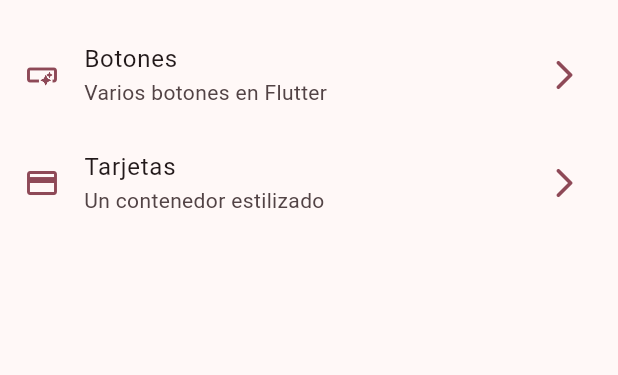
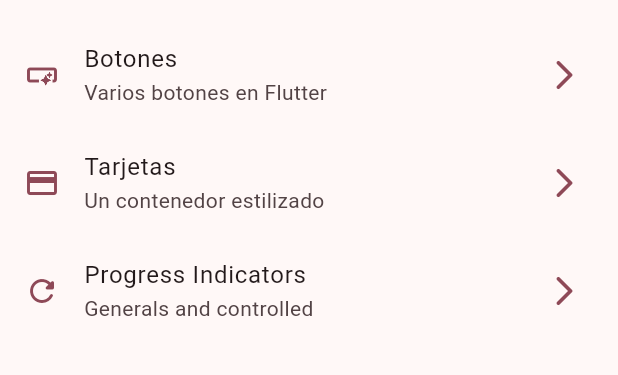
Before and after one commit to ArizHernandez/widgets_app, a Flutter app: the screen it shows after launch, on a phone screen of 412 x 824 dp, the part 63-438 px from its top. Run offline on Flutter 3.47's test engine with Material 2 defaults, Android fonts, the phone set to English and light mode, and no system bars; our stand-ins replace go_router.

Commit message:
progress indicator finished

```diff
--- a/lib/config/menu/menu_items.dart
+++ b/lib/config/menu/menu_items.dart
@@ -27,4 +27,10 @@ const List<MenuItem> appMenuItems = [
     link: '/cards',
     icon: Icons.credit_card_outlined,
   ),
+  MenuItem(
+    title: 'Progress Indicators',
+    subTitle: 'Generals and controlled',
+    link: '/progress',
+    icon: Icons.refresh_rounded,
+  ),
 ];
--- a/lib/config/router/app_router.dart
+++ b/lib/config/router/app_router.dart
@@ -20,5 +20,10 @@ final appRouter = GoRouter(
       name: CardsScreen.name,
       builder: (context, state) => const CardsScreen(),
     ),
+    GoRoute(
+      path: '/progress',
+      name: ProgressScreen.name,
+      builder: (context, state) => const ProgressScreen(),
+    ),
   ],
 );
```
Also changed, not shown: lib/presentation/screens/progress/progress_screen.dart (+67 -1 lines).
